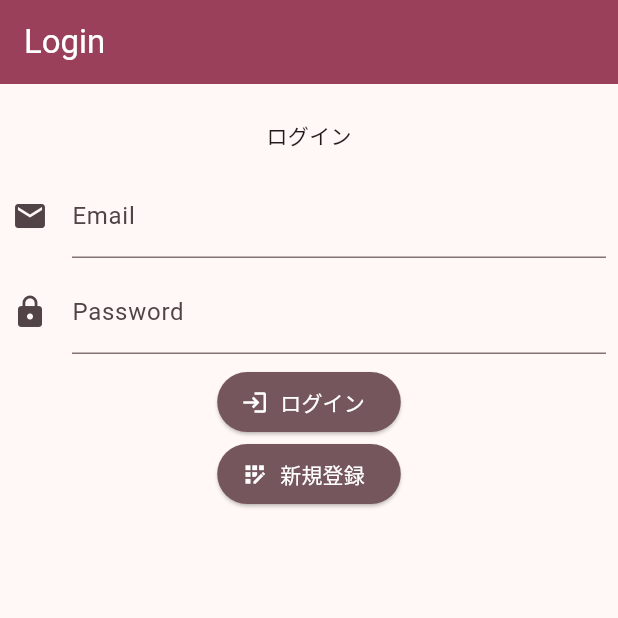
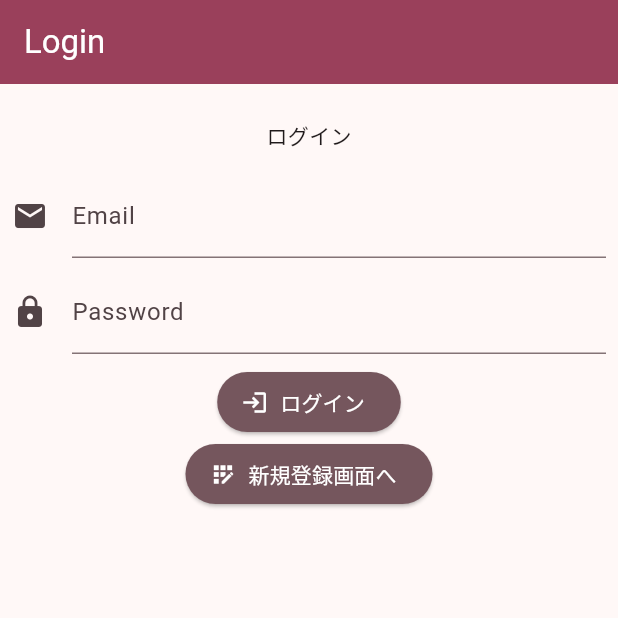
Before and after one commit to dao0203/using_riverpod_todo_app, a Flutter app: the screen it shows after launch, on a phone screen of 412 x 824 dp, the top half of it. Run offline on Flutter 3.47's test engine with Material 2 defaults, Android fonts, the phone set to English and light mode, and no system bars; our stand-ins replace cloud_firestore, firebase_auth, firebase_core, flutter_hooks, freezed_annotation, hooks_riverpod; accounts and stored records are empty; generated files the repository leaves out were written again.

Commit message:
[clean] ボタンのテキスト表示を一部変更

```diff
--- a/lib/ui/screen/login_screen.dart
+++ b/lib/ui/screen/login_screen.dart
@@ -113,7 +113,7 @@ class LoginScreen extends HookConsumerWidget {
                   color: Theme.of(context).colorScheme.onSecondary,
                 ),
                 label: Text(
-                  '新規登録',
+                  '新規登録画面へ',
                   style: TextStyle(
                     color: Theme.of(context).colorScheme.onSecondary,
                   ),
```
